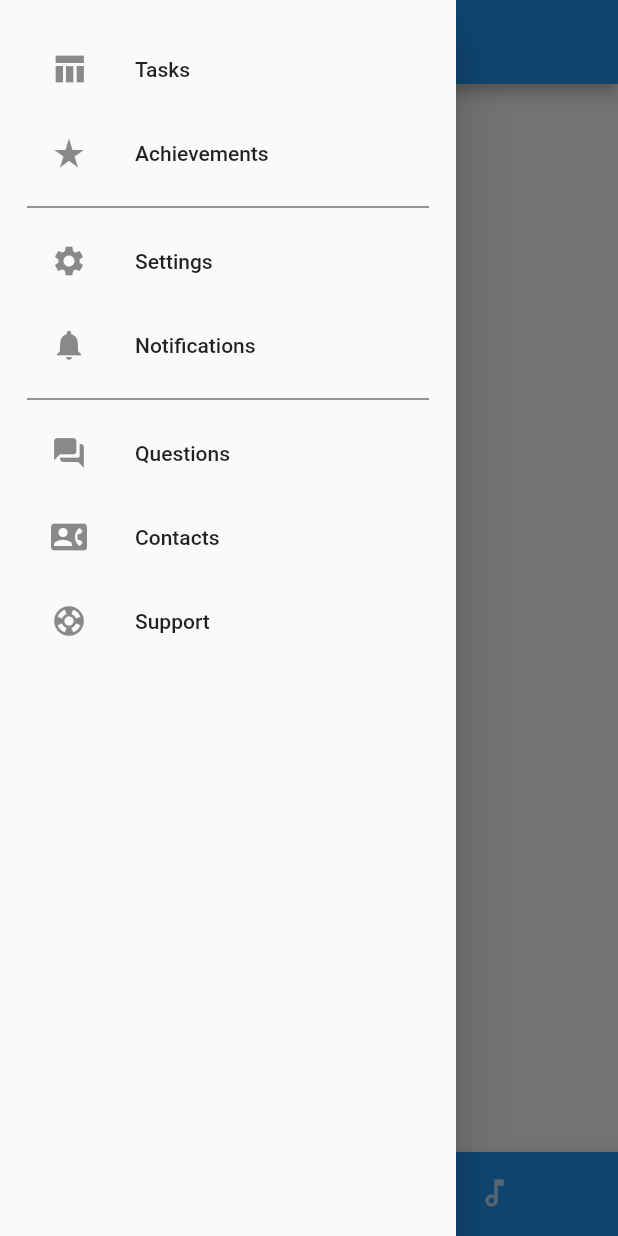
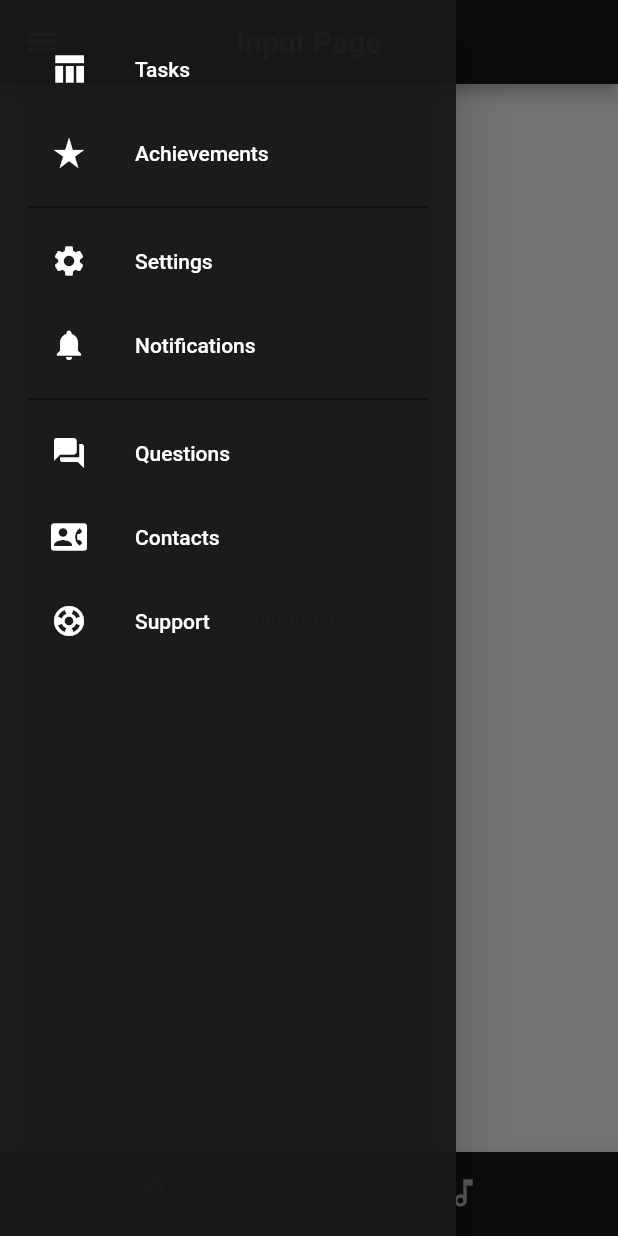
Before and after one commit to InnoSWP/memorizer, a Flutter app: the screen it shows after launch, in the side drawer, after a tap on "Tasks", on a phone screen of 412 x 824 dp. Run offline on Flutter 3.47's test engine with Material 2 defaults, Android fonts, the phone set to English and light mode, and no system bars.

Commit message:
+ colors correction

```diff
--- a/lib/main.dart
+++ b/lib/main.dart
@@ -1,8 +1,9 @@
 import 'package:flutter/material.dart';
 import 'package:memorizer/pages/ScreenAudioPlayer.dart';
 import 'package:memorizer/pages/ScreenInputText.dart';
+import 'package:memorizer/settings/appColors.dart' as clr;
 
-void main() => runApp(MaterialApp(
+void main() => runApp(const MaterialApp(
       home: Application(),
     ));
 
@@ -16,46 +17,48 @@
 class _ApplicationState extends State<Application> {
   int menuCurrentIndex = 0;
   final screens = [
-    InputText(),
-    AudioPlayerOur(),
+    const InputText(),
+    const AudioPlayerOur(),
   ];
 
   @override
   Widget build(BuildContext context) => Scaffold(
         bottomNavigationBar: BottomNavigationBar(
-          backgroundColor: Colors.blue,
-          selectedItemColor: Colors.white,
-          unselectedItemColor: Colors.white70,
+          backgroundColor: clr.bnbBackClr,
+          selectedItemColor: clr.bnbSelectedItemClr,
+          unselectedItemColor: clr.bnbUnselectedItemClr,
           selectedFontSize: 12,
           unselectedFontSize: 9,
           showUnselectedLabels: false,
-          type: BottomNavigationBarType.shifting,
+          type: BottomNavigationBarType.fixed,
           currentIndex: menuCurrentIndex,
           onTap: (index) => setState(() => menuCurrentIndex = index),
-          items: const [
+          items: [
             BottomNavigationBarItem(
-              icon: Icon(Icons.home),
+              icon: const Icon(Icons.home),
               label: "Home",
-              backgroundColor: Colors.blue,
+              backgroundColor: clr.backClrBnbItem_1,
             ),
             BottomNavigationBarItem(
-              icon: Icon(Icons.audiotrack_outlined),
+              icon: const Icon(Icons.audiotrack_outlined),
               label: "Audio",
-              backgroundColor: Colors.green,
+              backgroundColor: clr.backClrBnbItem_2,
             ),
           ],
         ),
         appBar: AppBar(
-          backgroundColor: menuCurrentIndex == 0 ? Colors.blue : Colors.green,
-          title:
-              Text(menuCurrentIndex == 0 ? "Input Page" : "Audio Player Page"),
+          backgroundColor: clr.appBarBackClr,
+          title: Text(
+            menuCurrentIndex == 0 ? "Input Page" : "Audio Player Page",
+            style: const TextStyle(color: Colors.white),
+          ),
           centerTitle: true,
         ),
         body: IndexedStack(
           index: menuCurrentIndex,
           children: screens,
         ),
-        drawer: NavigationDrawer(),
+        drawer: const NavigationDrawer(),
       );
 }
 
@@ -64,6 +67,7 @@
 
   @override
   Widget build(BuildContext context) => Drawer(
+        backgroundColor: clr.leftMenuClr,
         child: SingleChildScrollView(
           child: Column(
             crossAxisAlignment: CrossAxisAlignment.stretch,
@@ -87,13 +91,25 @@
       child: Column(
         children: [
           ListTile(
-            leading: const Icon(Icons.table_chart_sharp),
-            title: const Text('Tasks'),
+            leading: Icon(
+              Icons.table_chart_sharp,
+              color: clr.leftMenuItemsClr,
+            ),
+            title: Text(
+              'Tasks',
+              style: TextStyle(color: clr.leftMenuItemsClr),
+            ),
             onTap: () {},
           ),
           ListTile(
-            leading: const Icon(Icons.star_rate),
-            title: const Text('Achievements'),
+            leading: Icon(
+              Icons.star_rate,
+              color: clr.leftMenuItemsClr,
+            ),
+            title: Text(
+              'Achievements',
+              style: TextStyle(color: clr.leftMenuItemsClr),
+            ),
             onTap: () {},
           ),
           const Divider(
@@ -101,13 +117,25 @@
             color: Colors.black54,
           ),
           ListTile(
-            leading: const Icon(Icons.settings),
-            title: const Text('Settings'),
+            leading: Icon(
+              Icons.settings,
+              color: clr.leftMenuItemsClr,
+            ),
+            title: Text(
+              'Settings',
+              style: TextStyle(color: clr.leftMenuItemsClr),
+            ),
             onTap: () {},
           ),
           ListTile(
-            leading: const Icon(Icons.notifications),
-            title: const Text('Notifications'),
+            leading: Icon(
+              Icons.notifications,
+              color: clr.leftMenuItemsClr,
+            ),
+            title: Text(
+              'Notifications',
+              style: TextStyle(color: clr.leftMenuItemsClr),
+            ),
             onTap: () {},
           ),
           const Divider(
@@ -115,18 +143,36 @@
             color: Colors.black54,
           ),
           ListTile(
-            leading: const Icon(Icons.question_answer_rounded),
-            title: const Text('Questions'),
+            leading: Icon(
+              Icons.question_answer_rounded,
+              color: clr.leftMenuItemsClr,
+            ),
+            title: Text(
+              'Questions',
+              style: TextStyle(color: clr.leftMenuItemsClr),
+            ),
             onTap: () {},
           ),
           ListTile(
-            leading: const Icon(Icons.contact_phone),
-            title: const Text('Contacts'),
+            leading: Icon(
+              Icons.contact_phone,
+              color: clr.leftMenuItemsClr,
+            ),
+            title: Text(
+              'Contacts',
+              style: TextStyle(color: clr.leftMenuItemsClr),
+            ),
             onTap: () {},
           ),
           ListTile(
-            leading: const Icon(Icons.support),
-            title: const Text('Support'),
+            leading: Icon(
+              Icons.support,
+              color: clr.leftMenuItemsClr,
+            ),
+            title: Text(
+              'Support',
+              style: TextStyle(color: clr.leftMenuItemsClr),
+            ),
             onTap: () {},
           ),
         ],
--- a/lib/pages/ScreenAudioPlayer.dart
+++ b/lib/pages/ScreenAudioPlayer.dart
@@ -13,7 +13,7 @@ class _AudioPlayerOurState extends State<AudioPlayerOur> {
   Widget build(BuildContext context) {
     return Container(
       alignment: Alignment.center,
-      child: Text("Audio Player page."),
+      child: const Text("Audio Player page."),
     );
   }
 }
--- a/lib/pages/ScreenInputText.dart
+++ b/lib/pages/ScreenInputText.dart
@@ -13,7 +13,7 @@ class _InputTextState extends State<InputText> {
   Widget build(BuildContext context) {
     return Container(
       alignment: Alignment.center,
-      child: Text("Input page."),
+      child: const Text("Input page."),
     );
   }
 }
--- /dev/null
+++ b/lib/settings/appColors.dart
@@ -0,0 +1,14 @@
+import 'package:flutter/material.dart';
+
+// Bottom Navigation Bar
+Color bnbBackClr = const Color.fromRGBO(24, 24, 24, 1);
+Color bnbSelectedItemClr = Colors.green.shade700;
+Color bnbUnselectedItemClr = Colors.white70;
+// BNB Items
+Color backClrBnbItem_1 = const Color.fromRGBO(24, 24, 24, 1);
+Color backClrBnbItem_2 = const Color.fromRGBO(24, 24, 24, 1);
+// AppBar
+Color appBarBackClr = const Color.fromRGBO(24, 24, 24, 1);
+// Left Menu Colors
+Color leftMenuClr = const Color.fromRGBO(24, 24, 24, 0.95);
+Color leftMenuItemsClr = Colors.white;
```
